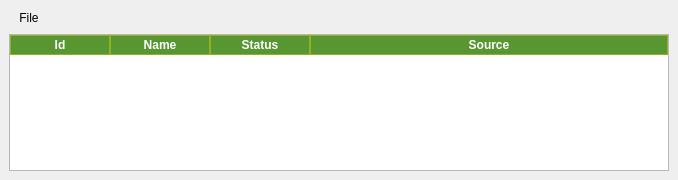
Old version of the form code/ui/ui_FmvManager.ui in the repository All4Gis/QGISFMV.
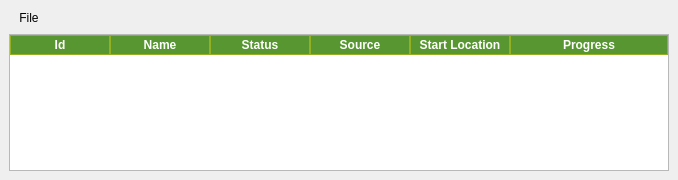
New version of the form. Icons and pictures are not drawn.

```diff
--- a/code/ui/ui_FmvManager.ui
+++ b/code/ui/ui_FmvManager.ui
@@ -128,6 +128,16 @@
         <string>Source</string>
        </property>
       </column>
+	  <column>
+       <property name="text">
+        <string>Start Location</string>
+       </property>
+      </column>
+	  <column>
+       <property name="text">
+        <string>Progress</string>
+       </property>
+      </column>
      </widget>
     </item>
    </layout>
```
Left out of the diff: 2 changed lines with no effect on the pictures.
